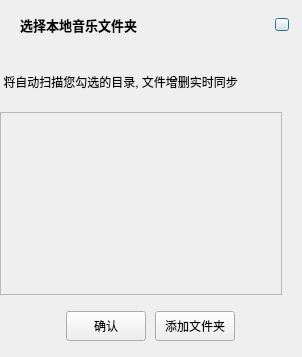
First picture: the form in src/ui/ScannedPathDialogUI.ui, repository renchangjiu/kon-windows, before the edit.
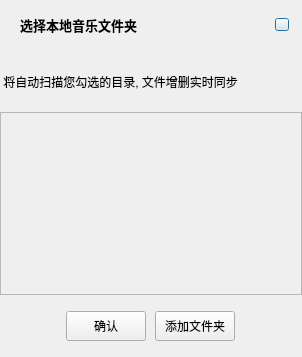
Second picture: the form after the edit.

Patch:
```diff
--- a/src/ui/ScannedPathDialogUI.ui
+++ b/src/ui/ScannedPathDialogUI.ui
@@ -132,7 +132,7 @@
        <rect>
         <x>0</x>
         <y>0</y>
-        <width>280</width>
+        <width>300</width>
         <height>181</height>
        </rect>
       </property>
@@ -155,22 +155,6 @@
      </widget>
     </widget>
    </item>
-   <item row="2" column="1">
-    <spacer name="horizontalSpacer">
-     <property name="orientation">
-      <enum>Qt::Horizontal</enum>
-     </property>
-     <property name="sizeType">
-      <enum>QSizePolicy::Fixed</enum>
-     </property>
-     <property name="sizeHint" stdset="0">
-      <size>
-       <width>20</width>
-       <height>20</height>
-      </size>
-     </property>
-    </spacer>
-   </item>
    <item row="3" column="0" colspan="2">
     <widget class="QWidget" name="footer" native="true">
      <property name="sizePolicy">
```
Left out of the diff: 3 changed lines with no effect on the pictures.
